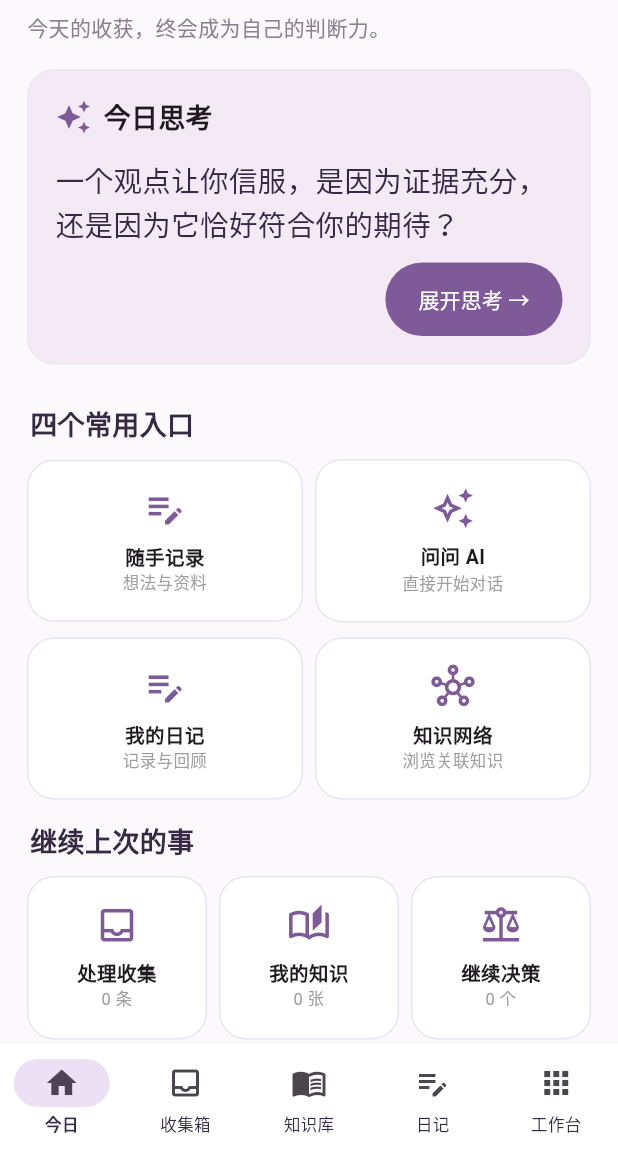
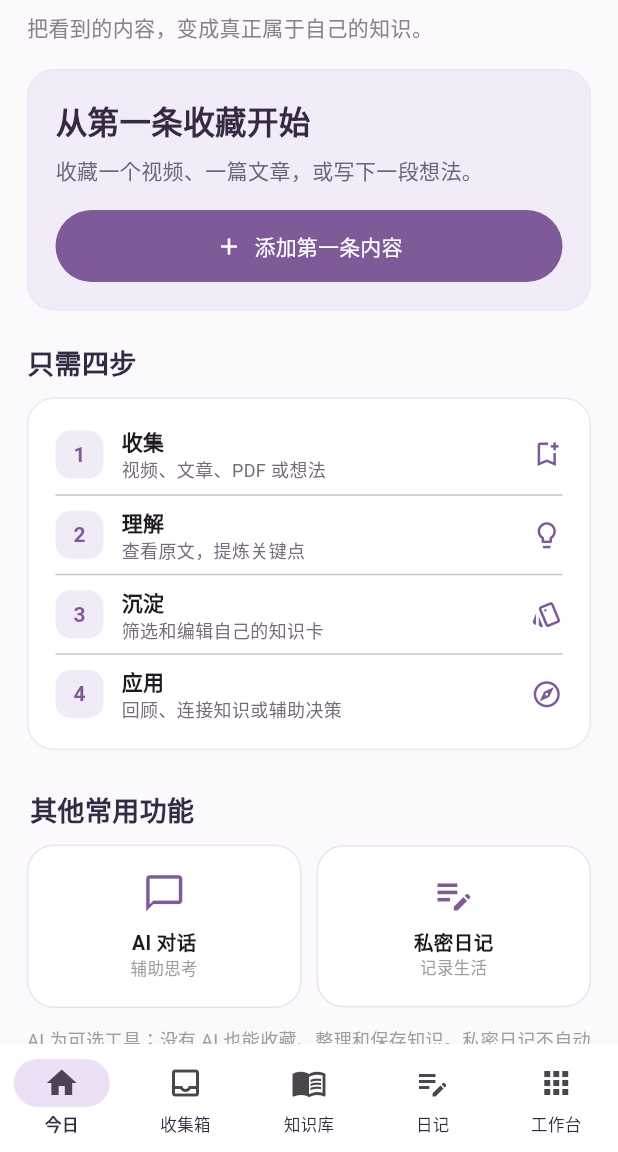
Before and after one commit to AlexMartinDev01/myproject01, a Flutter app: the HomeShell screen opened directly, on a phone screen of 412 x 824 dp, the part 84-1236 px from its top. Run offline on Flutter 3.47's test engine with Material 3 defaults, Android fonts, the light colour scheme and no system bars; our stand-ins replace file_picker, flutter_markdown_plus, flutter_secure_storage, pdf, shared_preferences, sqflite; missing offline and left inert: cryptography, pdfx, read_pdf_text; accounts and stored records are empty.

Commit message:
feat(onboarding): five-second product promise and task-first home journey

```diff
--- a/lib/screens.dart
+++ b/lib/screens.dart
@@ -23,33 +23,43 @@ import 'core/local_document_parse.dart';
 class WelcomePage extends StatelessWidget {
   const WelcomePage({super.key});
   @override
-  Widget build(BuildContext context) => Scaffold(
-    body: SafeArea(child: Padding(padding: const EdgeInsets.all(26),
-      child: Column(crossAxisAlignment: CrossAxisAlignment.start, children: [
-        const Spacer(),
-        const Icon(Icons.explore, color: grape, size: 68),
-        const SizedBox(height: 28),
-        const Text('知行罗盘', style: TextStyle(fontSize: 42, fontWeight: FontWeight.w800, color: ink)),
-        const SizedBox(height: 8),
-        const Text('把信息变成知识，把知识变成判断。',
-          style: TextStyle(fontSize: 18, color: Color(0xFF736576))),
-        const SizedBox(height: 32),
-        const SoftCard(color: Color(0xFFF4EDF9), child: Column(
-          crossAxisAlignment: CrossAxisAlignment.start, children: [
-            Text('你的知识，由你掌控', style: TextStyle(fontWeight: FontWeight.bold, fontSize: 18)),
-            SizedBox(height: 8),
-            Text('手机离线保存内容；可选连接自己的 云端 AI 网关。'),
-            SizedBox(height: 10),
-            Text('私密日记默认本机加密。云端分析需另行授权并由服务端启用。'),
-          ])),
-        const Spacer(),
-        SizedBox(width: double.infinity, child: FilledButton(
-          onPressed: () async => CompassScope.of(context).setOnboarded(),
-          child: const Text('开始我的知识之旅'))),
-        const SizedBox(height: 12),
-        const Center(child: Text('无须账号 · 无须付费 AI API · 默认离线可用',
-          style: TextStyle(color: Colors.grey, fontSize: 12))),
-      ]))),
+  Widget build(BuildContext context)=>Scaffold(
+    body:SafeArea(child:ListView(padding:const EdgeInsets.fromLTRB(24,28,24,24),
+      children:[
+        const SizedBox(height:36),
+        const Icon(Icons.auto_stories_outlined,color:grape,size:58),
+        const SizedBox(height:20),
+        const Text('知行罗盘',textAlign:TextAlign.center,
+          style:TextStyle(fontSize:36,fontWeight:FontWeight.w800,color:ink)),
+        const SizedBox(height:12),
+        const Text('把看到的内容，\n变成真正属于自己的知识。',
+          textAlign:TextAlign.center,
+          style:TextStyle(fontSize:23,fontWeight:FontWeight.w700,
+            color:ink,height:1.45)),
+        const SizedBox(height:18),
+        const Text('收藏视频、文章和文档，提炼重点，\n形成自己的知识卡，随时回顾和使用。',
+          textAlign:TextAlign.center,
+          style:TextStyle(fontSize:14,height:1.6,color:Color(0xFF776B80))),
+        const SizedBox(height:30),
+        const SoftCard(color:Color(0xFFF2EBF8),child:Column(
+          crossAxisAlignment:CrossAxisAlignment.start,children:[
+          Text('① 收集资料',style:TextStyle(fontSize:16,fontWeight:FontWeight.w700)),
+          SizedBox(height:10),
+          Text('② 理解重点 · 可以借助 AI'),
+          SizedBox(height:10),
+          Text('③ 选出值得留下的知识卡'),
+          SizedBox(height:10),
+          Text('④ 回顾知识，帮助学习和决策'),
+        ])),
+        const SizedBox(height:14),
+        SizedBox(width:double.infinity,child:FilledButton.icon(
+          onPressed:()=>CompassScope.of(context).setOnboarded(),
+          icon:const Icon(Icons.arrow_forward),label:const Text('开始，添加第一条内容'))),
+        const SizedBox(height:12),
+        const Text('不用注册 · 基础功能离线可用 · 私密日记独立加密保存',
+          textAlign:TextAlign.center,
+          style:TextStyle(fontSize:12,color:Colors.grey)),
+      ])),
   );
 }
 
@@ -57,71 +67,92 @@ class TodayPage extends StatelessWidget {
   const TodayPage({super.key});
   @override
   Widget build(BuildContext context) {
-    final store = CompassScope.of(context);
-    final inboxCount = store.ofKind('source').where((e) => e.status == '待处理').length;
-    final cards = store.ofKind('card').length;
-    final decisions = store.ofKind('decision').length;
-    final tasks = store.ofKind('task');
-    return PageFrame(title: '知行罗盘', subtitle: '今天的收获，终会成为自己的判断力。',
-      children: [
-        SoftCard(color: const Color(0xFFF4EAF6), child: Column(
-          crossAxisAlignment: CrossAxisAlignment.start, children: [
-            const Row(children: [Icon(Icons.auto_awesome, color: grape), SizedBox(width: 8),
-              Text('今日思考', style: TextStyle(fontSize: 18, fontWeight: FontWeight.bold))]),
-            const SizedBox(height: 14),
-            const Text('一个观点让你信服，是因为证据充分，还是因为它恰好符合你的期待？',
-              style: TextStyle(fontSize: 19, height: 1.55, color: ink)),
-            const SizedBox(height: 12),
-            Align(alignment: Alignment.centerRight, child: FilledButton.tonal(
-              onPressed: () => openPage(context, const AiChatPage(mode: 'challenge')),
-              child: const Text('展开思考 →'))),
+    final store=CompassScope.of(context);
+    final sources=store.ofKind('source');
+    final waiting=sources.where((s)=>s.status=='待处理').toList();
+    final cards=store.ofKind('card');
+    final firstTime=sources.isEmpty && cards.isEmpty;
+    return PageFrame(title:'知行罗盘',
+      subtitle:'把看到的内容，变成真正属于自己的知识。',
+      children:[
+        SoftCard(color:const Color(0xFFF2EBF8),child:Column(
+          crossAxisAlignment:CrossAxisAlignment.start,children:[
+            Text(firstTime?'从第一条收藏开始':'你的知识，正在一点点积累',
+              style:const TextStyle(fontSize:21,fontWeight:FontWeight.w700,color:ink)),
+            const SizedBox(height:8),
+            Text(firstTime?'收藏一个视频、一篇文章，或写下一段想法。'
+              :'已收集 ${sources.length} 条内容 · 沉淀 ${cards.length} 张知识卡',
+              style:const TextStyle(color:Color(0xFF6F6378),height:1.5)),
+            const SizedBox(height:16),
+            SizedBox(width:double.infinity,child:FilledButton.icon(
+              onPressed:()=>openPage(context,const CapturePage()),
+              icon:const Icon(Icons.add),
+              label:Text(firstTime?'添加第一条内容':'添加新内容'))),
           ])),
-        const SectionHeading('四个常用入口'),
-        Row(children: [
-          Expanded(child: _Shortcut(Icons.edit_note_outlined, '随手记录', '想法与资料',
-            () => openPage(context, const CapturePage()))),
-          const SizedBox(width: 8),
-          Expanded(child: _Shortcut(Icons.auto_awesome_outlined, '问问 AI', '直接开始对话',
-            () => openPage(context, const AiChatPage(mode: 'ask')))),
+        const SizedBox(height:10),
+        const Text('只需四步',style:TextStyle(
+          fontWeight:FontWeight.w700,fontSize:18,color:ink)),
+        const SizedBox(height:10),
+        const SoftCard(child:Column(children:[
+          _JourneyStep(index:'1',title:'收集',subtitle:'视频、文章、PDF 或想法',
+            icon:Icons.bookmark_add_outlined),
+          Divider(),
+          _JourneyStep(index:'2',title:'理解',subtitle:'查看原文，提炼关键点',
+            icon:Icons.lightbulb_outline),
+          Divider(),
+          _JourneyStep(index:'3',title:'沉淀',subtitle:'筛选和编辑自己的知识卡',
+            icon:Icons.style_outlined),
+          Divider(),
+          _JourneyStep(index:'4',title:'应用',subtitle:'回顾、连接知识或辅助决策',
+            icon:Icons.explore_outlined),
+        ])),
+        if(waiting.isNotEmpty)...[
+          SectionHeading('继续下一步 · ${waiting.length} 条待整理'),
+          NavCard(icon:Icons.move_to_inbox_outlined,
+            title:waiting.first.title,
+            subtitle:'已经收藏，继续补充内容并整理成知识卡',
+            onTap:()=>openPage(context,SourceDetailPage(id:waiting.first.id))),
+        ] else if(cards.isNotEmpty)...[
+          const SectionHeading('看看已经留下的知识'),
+          NavCard(icon:Icons.menu_book_outlined,title:'我的知识库',
+            subtitle:'${cards.length} 张知识卡，随时回顾',
+            onTap:()=>openPage(context,const KnowledgePage())),
+        ],
+        const SectionHeading('其他常用功能'),
+        Row(children:[
+          Expanded(child:_Shortcut(Icons.chat_bubble_outline,'AI 对话','辅助思考',
+            ()=>openPage(context,const AiHubPage()))),
+          const SizedBox(width:10),
+          Expanded(child:_Shortcut(Icons.edit_note_outlined,'私密日记','记录生活',
+            ()=>openPage(context,const JournalPage()))),
         ]),
-        const SizedBox(height: 10),
-        Row(children: [
-          Expanded(child: _Shortcut(Icons.edit_note_outlined, '我的日记', '记录与回顾',
-            () => openPage(context, const JournalPage()))),
-          const SizedBox(width: 8),
-          Expanded(child: _Shortcut(Icons.hub_outlined, '知识网络', '浏览关联知识',
-            () => openPage(context, const KnowledgeGraphPage()))),
-        ]),
-        SectionHeading('继续上次的事'),
-        Row(children: [
-          Expanded(child: _Shortcut(Icons.inbox_outlined, '处理收集', '$inboxCount 条',
-            () => openPage(context, const InboxPage()))),
-          const SizedBox(width: 8),
-          Expanded(child: _Shortcut(Icons.auto_stories_outlined, '我的知识', '$cards 张',
-            () => openPage(context, const KnowledgePage()))),
-          const SizedBox(width: 8),
-          Expanded(child: _Shortcut(Icons.balance_outlined, '继续决策', '$decisions 个',
-            () => openPage(context, const DecisionPage()))),
-        ]),
-        SectionHeading('今日待办', action: Text('${tasks.where((e) => e.status == '已完成').length}/${tasks.length}',
-          style: const TextStyle(color: grape))),
-        if (tasks.isEmpty) SoftCard(child: Column(children: [
-          const Text('从一件小事开始，把知识真正用起来。'),
-          TextButton(onPressed: () => openPage(context, const LearningPage()),
-            child: const Text('创建学习任务'))]))
-        else SoftCard(child: Column(children: tasks.take(4).map((task) =>
-          CheckboxListTile(contentPadding: EdgeInsets.zero,
-            value: task.status == '已完成', title: Text(task.title),
-            onChanged: (v) => store.update(task.copyWith(status: v == true ? '已完成' : '进行中')),
-          )).toList())),
-        SectionHeading('最近收集'),
-        ...store.ofKind('source').take(3).map((item) => _EntryTile(entry: item,
-          onTap: () => openPage(context, SourceDetailPage(id: item.id)))),
-        if (store.ofKind('source').isEmpty) const SoftCard(child: Text('还没有素材。试试收藏一个视频链接或一段读书笔记。')),
-        const SoftCard(color: Color(0xFFF8EBF0), child: Text('提醒：收藏只是开始，复述、反驳和真实应用才会让知识留下来。',
-          style: TextStyle(color: ink, height: 1.6))),
+        const SizedBox(height:12),
+        const Text('AI 为可选工具；没有 AI 也能收藏、整理和保存知识。私密日记不自动参与 AI。',
+          style:TextStyle(fontSize:12,color:Colors.grey,height:1.5)),
       ]);
   }
+}
+
+/// The product journey is stable across onboarding and the home page.
+class _JourneyStep extends StatelessWidget {
+  final String index,title,subtitle;
+  final IconData icon;
+  const _JourneyStep({required this.index,required this.title,
+    required this.subtitle,required this.icon});
+  @override
+  Widget build(BuildContext context)=>Row(children:[
+    Container(width:32,height:32,alignment:Alignment.center,
+      decoration:BoxDecoration(color:const Color(0xFFF1EAF7),
+        borderRadius:BorderRadius.circular(10)),
+      child:Text(index,style:const TextStyle(
+        color:grape,fontWeight:FontWeight.w700))),
+    const SizedBox(width:12),
+    Expanded(child:Column(crossAxisAlignment:CrossAxisAlignment.start,children:[
+      Text(title,style:const TextStyle(fontWeight:FontWeight.w700)),
+      Text(subtitle,style:const TextStyle(fontSize:12,color:Color(0xFF766B7D))),
+    ])),
+    Icon(icon,size:21,color:grape),
+  ]);
 }
 
 /// Reusable, accessible empty state with one clear next action.
```
